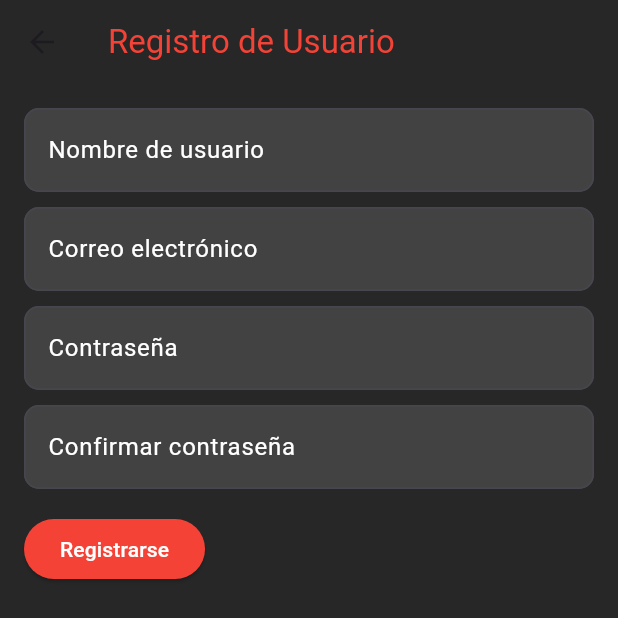
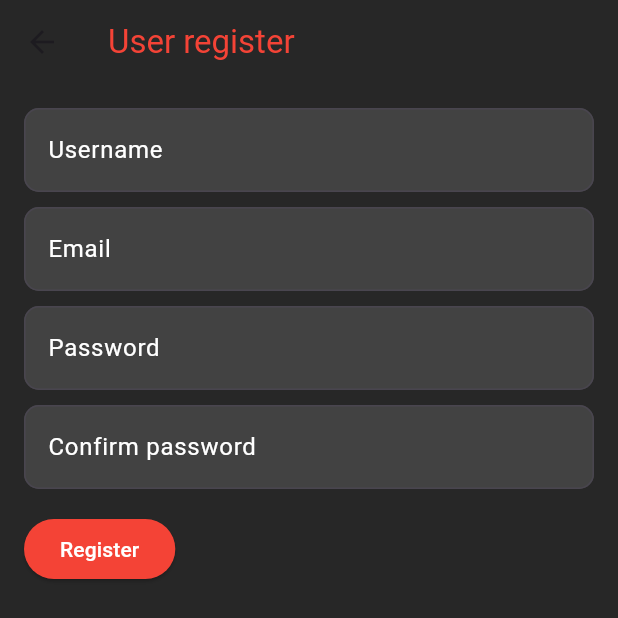
Before and after one commit to MagcDam/TFG_GConnect_Miguel, a Flutter app: the RegisterPage screen opened directly, on a phone screen of 412 x 824 dp. Shown: the top 618 px of the screen. Run offline on Flutter 3.47's test engine with Material 3 defaults, Android fonts, the phone set to English and light mode, and no system bars; our stand-ins replace shared_preferences, supabase_flutter; accounts and stored records are empty; network calls fail.

Commit message:
TFG finalizado

```diff
--- a/lib/loginpage/loginpage.dart
+++ b/lib/loginpage/loginpage.dart
@@ -45,7 +45,7 @@ class _LoginPageState extends State<LoginPage> {
     return Scaffold(
       appBar: AppBar(
         title: const Text(
-          'Inicio de Sesión', // Título de la barra de la aplicación
+          'Login', // Título de la barra de la aplicación
           style: TextStyle(
             color: Colors.red, // Color del texto del título
           ),
@@ -63,7 +63,7 @@ class _LoginPageState extends State<LoginPage> {
               TextFormField(
                 controller: _emailController,
                 decoration: InputDecoration(
-                  labelText: 'Correo electrónico', // Etiqueta del campo de correo electrónico
+                  labelText: 'Email', // Etiqueta del campo de correo electrónico
                   labelStyle: const TextStyle(color: Colors.white), // Estilo de la etiqueta
                   filled: true,
                   fillColor: Colors.grey[800], // Color de fondo del campo de entrada
@@ -74,7 +74,7 @@ class _LoginPageState extends State<LoginPage> {
                 style: const TextStyle(color: Colors.white), // Color del texto
                 validator: (value) {
                   if (value == null || value.isEmpty) {
-                    return 'Por favor, ingresa un correo electrónico'; // Validación de correo electrónico vacío
+                    return 'Please, enter an email'; // Validación de correo electrónico vacío
                   }
                   return null;
                 },
@@ -83,7 +83,7 @@ class _LoginPageState extends State<LoginPage> {
               TextFormField(
                 controller: _passwordController,
                 decoration: InputDecoration(
-                  labelText: 'Contraseña', // Etiqueta del campo de contraseña
+                  labelText: 'Password', // Etiqueta del campo de contraseña
                   labelStyle: const TextStyle(color: Colors.white), // Estilo de la etiqueta
                   filled: true,
                   fillColor: Colors.grey[800], // Color de fondo del campo de entrada
@@ -95,7 +95,7 @@ class _LoginPageState extends State<LoginPage> {
                 obscureText: true, // Mostrar puntos en lugar de texto para la contraseña
                 validator: (value) {
                   if (value == null || value.isEmpty) {
-                    return 'Por favor, ingresa una contraseña'; // Validación de contraseña vacía
+                    return 'Please, enter a password'; // Validación de contraseña vacía
                   }
                   return null;
                 },
@@ -116,7 +116,7 @@ class _LoginPageState extends State<LoginPage> {
                   backgroundColor: MaterialStateProperty.all<Color>(Colors.red), // Color de fondo del botón
                 ),
                 child: const Text(
-                  'Iniciar Sesión', // Texto del botón
+                  'Login', // Texto del botón
                   style: TextStyle(
                     color: Colors.white, // Color del texto del botón
                   ),
@@ -129,44 +129,75 @@ class _LoginPageState extends State<LoginPage> {
     );
   }
 
-// Método para autenticar al usuario utilizando Supabase
+  // Método para mostrar un SnackBar
+  void _showSnackBar(String message) {
+    ScaffoldMessenger.of(context).showSnackBar(SnackBar(content: Text(message)));
+  }
+
 Future<void> authenticateUser(BuildContext context) async {
-  final Map<String, dynamic> userData = {
-    'email': _emailController.text,
-    'password': _passwordController.text,
-  };
+  final String email = _emailController.text;
+  final String password = _passwordController.text;
 
   const String apiUrl = 'https://jvnldlydmjbzrcgcjizc.supabase.co/auth/v1/token?grant_type=password';
 
   try {
+    // Fetch user from the database based on email
+    final userResponse = await http.get(
+      Uri.parse('https://jvnldlydmjbzrcgcjizc.supabase.co/rest/v1/users?email=eq.$email'),
+      headers: <String, String>{
+        'apikey': 'eyJhbGciOiJIUzI1NiIsInR5cCI6IkpXVCJ9.eyJpc3MiOiJzdXBhYmFzZSIsInJlZiI6Imp2bmxkbHlkbWpienJjZ2NqaXpjIiwicm9sZSI6ImFub24iLCJpYXQiOjE3MTM1MjIwMzMsImV4cCI6MjAyOTA5ODAzM30.YkCP0-lpW1sWD2ZMrJuLxuctRiMjvNl4PxP1fU5CDzI', // Replace with your Supabase API key
+      },
+    );
+
+    if (userResponse.statusCode == 200) {
+      final userData = jsonDecode(userResponse.body);
+
+      print(userResponse.body);
+
+      // Check if user exists and password matches
+      if (userData.length > 0 && userData[0]['password'] == password) {
+        // If user exists and password matches, proceed with authentication
         final response = await http.post(
           Uri.parse(apiUrl),
           headers: <String, String>{
             'Content-Type': 'application/json',
-        'apikey': 'eyJhbGciOiJIUzI1NiIsInR5cCI6IkpXVCJ9.eyJpc3MiOiJzdXBhYmFzZSIsInJlZiI6Imp2bmxkbHlkbWpienJjZ2NqaXpjIiwicm9sZSI6ImFub24iLCJpYXQiOjE3MTM1MjIwMzMsImV4cCI6MjAyOTA5ODAzM30.YkCP0-lpW1sWD2ZMrJuLxuctRiMjvNl4PxP1fU5CDzI'
+            'apikey': 'eyJhbGciOiJIUzI1NiIsInR5cCI6IkpXVCJ9.eyJpc3MiOiJzdXBhYmFzZSIsInJlZiI6Imp2bmxkbHlkbWpienJjZ2NqaXpjIiwicm9sZSI6ImFub24iLCJpYXQiOjE3MTM1MjIwMzMsImV4cCI6MjAyOTA5ODAzM30.YkCP0-lpW1sWD2ZMrJuLxuctRiMjvNl4PxP1fU5CDzI', // Replace with your Supabase API key
           },
-      body: jsonEncode(userData),
+          body: jsonEncode({
+            'email': email,
+            'password': password,
+          }),
         );
 
         if (response.statusCode == 200) {
-      // La autenticación fue exitosa
+          // Authentication successful
           final responseData = jsonDecode(response.body);
           final accessToken = responseData['access_token'];
           final refreshToken = responseData['refresh_token'];
-      // Aquí puedes manejar el token de acceso y de actualización según tus necesidades
-      print('Autenticación exitosa. Access Token: $accessToken, Refresh Token: $refreshToken');
+          print('Authentication successful. Access Token: $accessToken, Refresh Token: $refreshToken');
           Navigator.pushReplacement(
             context,
-        MaterialPageRoute(builder: (context) => GameList(accessToken: accessToken, email: _emailController.text),),
+            MaterialPageRoute(builder: (context) => GameList(accessToken: accessToken, email: email)),
           );
         } else {
-      // Si hubo algún error
+          // Authentication failed
           print('Error al autenticar usuario: ${response.statusCode}');
-      // Aquí puedes manejar el error según tus necesidades, como mostrar un mensaje al usuario
+          _showSnackBar('Error al iniciar sesión, correo electrónico o contraseña incorrectos');
+          print(response.body);
+        }
+      } else {
+        // User not found or incorrect password
+        print('Usuario no encontrado o contraseña incorrecta');
+        _showSnackBar('Error al iniciar sesión, correo electrónico o contraseña incorrectos');
+      }
+    } else {
+      // Error fetching user data
+      print('Error al buscar usuario: ${userResponse.statusCode}');
+      _showSnackBar('Error al iniciar sesión, intente de nuevo más tarde');
     }
   } catch (error) {
     print('Error al autenticar usuario: $error');
-    // Aquí puedes manejar el error según tus necesidades, como mostrar un mensaje al usuario
+    _showSnackBar('Error al iniciar sesión, intente de nuevo más tarde');
   }
 }
 
--- a/lib/mainpage/mainpage.dart
+++ b/lib/mainpage/mainpage.dart
@@ -32,7 +32,7 @@ class mainpage extends StatelessWidget {
               ),
               const SizedBox(height: 10.0),
               const Text(
-                'Alpha 0.1.2', // Versión de la aplicación
+                'Beta 1.5', // Versión de la aplicación
                 style: TextStyle(
                   fontSize: 12.0,
                   fontWeight: FontWeight.bold,
--- a/lib/profilepage/userprofilepage.dart
+++ b/lib/profilepage/userprofilepage.dart
@@ -87,7 +87,7 @@ class _UserProfilePageState extends State<UserProfilePage> {
     return Scaffold(
       backgroundColor: const Color.fromARGB(255, 39, 39, 39),
       appBar: AppBar(
-        title: const Text('Perfil de Usuario', style: TextStyle(color: Colors.red),
+        title: const Text('User profile', style: TextStyle(color: Colors.red),
         ),
         backgroundColor: const Color.fromARGB(255, 39, 39, 39),
       ),
@@ -97,17 +97,17 @@ class _UserProfilePageState extends State<UserProfilePage> {
           crossAxisAlignment: CrossAxisAlignment.start,
           children: [
             Text(
-              username ?? 'Cargando...',
+              username ?? 'Loading...',
               style: const TextStyle(fontSize: 24, fontWeight: FontWeight.bold, color: Colors.white),
             ),
             const SizedBox(height: 8.0),
             Text(
-              'Contador de juegos favoritos: $favoriteCount',
+              'Favorite games counter: $favoriteCount',
               style: const TextStyle(fontSize: 18, color: Colors.red),
             ),
             const SizedBox(height: 16.0),
             const Text(
-              'Juegos favoritos',
+              'Favorite games',
               style: TextStyle(fontSize: 18, fontWeight: FontWeight.bold, color: Colors.red),
             ),
             const SizedBox(height: 8.0),
--- a/lib/registerpage/registerpage.dart
+++ b/lib/registerpage/registerpage.dart
@@ -13,33 +13,44 @@ class RegisterPage extends StatefulWidget {
   const RegisterPage({super.key, required this.supabaseClient});
 
   @override
-  // ignore: library_private_types_in_public_api
   _RegisterPageState createState() => _RegisterPageState();
 }
 
 class _RegisterPageState extends State<RegisterPage> {
-  final _formKey = GlobalKey<FormState>(); // Clave global para el formulario
-  late TextEditingController _usernameController; // Controlador para el nombre de usuario
-  late TextEditingController _emailController; // Controlador para el correo electrónico
-  late TextEditingController _passwordController; // Controlador para la contraseña
-  late TextEditingController _confirmPasswordController; // Controlador para confirmar la contraseña
+  final _formKey = GlobalKey<FormState>();
+  late TextEditingController _usernameController;
+  late TextEditingController _emailController;
+  late TextEditingController _passwordController;
+  late TextEditingController _confirmPasswordController;
 
   @override
   void initState() {
     super.initState();
-    _usernameController = TextEditingController(); // Inicialización del controlador del nombre de usuario
-    _emailController = TextEditingController(); // Inicialización del controlador del correo electrónico
-    _passwordController = TextEditingController(); // Inicialización del controlador de la contraseña
-    _confirmPasswordController = TextEditingController(); // Inicialización del controlador para confirmar la contraseña
+    _usernameController = TextEditingController();
+    _emailController = TextEditingController();
+    _passwordController = TextEditingController();
+    _confirmPasswordController = TextEditingController();
   }
 
   @override
   void dispose() {
-    _usernameController.dispose(); // Liberar el controlador del nombre de usuario
-    _emailController.dispose(); // Liberar el controlador del correo electrónico
-    _passwordController.dispose(); // Liberar el controlador de la contraseña
-    _confirmPasswordController.dispose(); // Liberar el controlador para confirmar la contraseña
+    _usernameController.dispose();
+    _emailController.dispose();
+    _passwordController.dispose();
+    _confirmPasswordController.dispose();
     super.dispose();
+  }
+
+  void _showSnackBar(String message) {
+    ScaffoldMessenger.of(context).showSnackBar(SnackBar(content: Text(message)));
+  }
+
+  bool _isValidPassword(String password) {
+    // La contraseña debe tener al menos 6 caracteres, una mayúscula y un número
+    if (password.length < 6) return false;
+    if (!password.contains(RegExp(r'[A-Z]'))) return false;
+    if (!password.contains(RegExp(r'[0-9]'))) return false;
+    return true;
   }
 
   @override
@@ -47,124 +58,129 @@ class _RegisterPageState extends State<RegisterPage> {
     return Scaffold(
       appBar: AppBar(
         title: const Text(
-          'Registro de Usuario', // Título de la página de registro
+          'User register',
           style: TextStyle(
-            color: Colors.red, // Color del texto del título
+            color: Colors.red,
           ),
         ),
-        backgroundColor: const Color.fromARGB(255, 39, 39, 39), // Color de fondo de la barra de aplicación
+        backgroundColor: const Color.fromARGB(255, 39, 39, 39),
       ),
-      backgroundColor: const Color.fromARGB(255, 39, 39, 39), // Color de fondo de la pantalla
+      backgroundColor: const Color.fromARGB(255, 39, 39, 39),
       body: Padding(
         padding: const EdgeInsets.all(16.0),
         child: Form(
-          key: _formKey, // Asignación de la clave global al formulario
+          key: _formKey,
           child: Column(
             crossAxisAlignment: CrossAxisAlignment.start,
             children: [
               TextFormField(
-                controller: _usernameController, // Asignación del controlador para el nombre de usuario
+                controller: _usernameController,
                 decoration: InputDecoration(
-                  labelText: 'Nombre de usuario', // Etiqueta del campo de nombre de usuario
-                  labelStyle: const TextStyle(color: Colors.white), // Estilo de la etiqueta
+                  labelText: 'Username',
+                  labelStyle: const TextStyle(color: Colors.white),
                   filled: true,
-                  fillColor: Colors.grey[800], // Color de fondo del campo de texto
+                  fillColor: Colors.grey[800],
                   border: OutlineInputBorder(
-                    borderRadius: BorderRadius.circular(10.0), // Bordes redondeados
+                    borderRadius: BorderRadius.circular(10.0),
                   ),
                 ),
-                style: const TextStyle(color: Colors.white), // Color del texto
+                style: const TextStyle(color: Colors.white),
                 validator: (value) {
                   if (value == null || value.isEmpty) {
-                    return 'Por favor, ingresa un nombre de usuario'; // Validación de nombre de usuario vacío
+                    return 'Please, enter a username';
+                  }
+                  if (value.length < 6) {
+                    return 'Username must be at least 6 characters long';
                   }
                   return null;
                 },
               ),
-              const SizedBox(height: 10.0), // Separador entre campos
+              const SizedBox(height: 10.0),
               TextFormField(
-                controller: _emailController, // Asignación del controlador para el correo electrónico
+                controller: _emailController,
                 decoration: InputDecoration(
-                  labelText: 'Correo electrónico', // Etiqueta del campo de correo electrónico
-                  labelStyle: const TextStyle(color: Colors.white), // Estilo de la etiqueta
+                  labelText: 'Email',
+                  labelStyle: const TextStyle(color: Colors.white),
                   filled: true,
-                  fillColor: Colors.grey[800], // Color de fondo del campo de texto
+                  fillColor: Colors.grey[800],
                   border: OutlineInputBorder(
-                    borderRadius: BorderRadius.circular(10.0), // Bordes redondeados
+                    borderRadius: BorderRadius.circular(10.0),
                   ),
                 ),
-                style: const TextStyle(color: Colors.white), // Color del texto
+                style: const TextStyle(color: Colors.white),
                 validator: (value) {
                   if (value == null || value.isEmpty) {
-                    return 'Por favor, ingresa un correo electrónico'; // Validación de correo electrónico vacío
+                    return 'Please, enter an email';
+                  }
+                  if (!value.contains('@')) {
+                    return 'Please, enter a valid email';
                   }
                   return null;
                 },
               ),
-              const SizedBox(height: 10.0), // Separador entre campos
+              const SizedBox(height: 10.0),
               TextFormField(
-                controller: _passwordController, // Asignación del controlador para la contraseña
+                controller: _passwordController,
                 decoration: InputDecoration(
-                  labelText: 'Contraseña', // Etiqueta del campo de contraseña
-                  labelStyle: const TextStyle(color: Colors.white), // Estilo de la etiqueta
+                  labelText: 'Password',
+                  labelStyle: const TextStyle(color: Colors.white),
                   filled: true,
-                  fillColor: Colors.grey[800], // Color de fondo del campo de texto
+                  fillColor: Colors.grey[800],
                   border: OutlineInputBorder(
-                    borderRadius: BorderRadius.circular(10.0), // Bordes redondeados
+                    borderRadius: BorderRadius.circular(10.0),
                   ),
                 ),
-                style: const TextStyle(color: Colors.white), // Color del texto
-                obscureText: true, // Ocultar el texto de la contraseña
+                style: const TextStyle(color: Colors.white),
+                obscureText: true,
                 validator: (value) {
                   if (value == null || value.isEmpty) {
-                    return 'Por favor, ingresa una contraseña'; // Validación de contraseña vacía
+                    return 'Please, enter a password';
+                  }
+                  if (!_isValidPassword(value)) {
+                    return 'Password must be at least 6 characters long, include an uppercase letter and a number';
                   }
                   return null;
                 },
               ),
-              const SizedBox(height: 10.0), // Separador entre campos
+              const SizedBox(height: 10.0),
               TextFormField(
-                controller: _confirmPasswordController, // Asignación del controlador para confirmar la contraseña
+                controller: _confirmPasswordController,
                 decoration: InputDecoration(
-                  labelText: 'Confirmar contraseña', // Etiqueta del campo de confirmación de contraseña
-                  labelStyle: const TextStyle(color: Colors.white), // Estilo de la etiqueta
+                  labelText: 'Confirm password',
+                  labelStyle: const TextStyle(color: Colors.white),
                   filled: true,
-                  fillColor: Colors.grey[800], // Color de fondo del campo de texto
+                  fillColor: Colors.grey[800],
                   border: OutlineInputBorder(
-                    borderRadius: BorderRadius.circular(10.0), // Bordes redondeados
+                    borderRadius: BorderRadius.circular(10.0),
                   ),
                 ),
-                style: const TextStyle(color: Colors.white), // Color del texto
-                obscureText: true, // Ocultar el texto de la contraseña
+                style: const TextStyle(color: Colors.white),
+                obscureText: true,
                 validator: (value) {
                   if (value == null || value.isEmpty) {
-                    return 'Por favor, confirma tu contraseña'; // Validación de confirmación de contraseña vacía
+                    return 'Please, confirm your password';
                   }
                   if (value != _passwordController.text) {
-                    return 'Las contraseñas no coinciden'; // Validación de coincidencia de contraseñas
+                    return 'Passwords don\'t match';
                   }
                   return null;
                 },
               ),
-              const SizedBox(height: 16.0), // Separador entre el botón y los campos de entrada
+              const SizedBox(height: 16.0),
               ElevatedButton(
                 onPressed: () {
                   if (_formKey.currentState!.validate()) {
                     _formKey.currentState!.save();
-                    // Imprimir los valores para depuración
-                    print('Contraseña: ${_passwordController.text}');
-                    print('Confirmar contraseña: ${_confirmPasswordController.text}');
-                    // Guardar datos en la base de datos de Supabase
                     insertUser(context);
                   }
                 },
                 style: ButtonStyle(
-                  backgroundColor: MaterialStateProperty.all<Color>(Colors.red), // Color de fondo del botón en rojo
+                  backgroundColor: MaterialStateProperty.all<Color>(Colors.red),
                 ),
                 child: const Text(
-                  'Registrarse', // Texto del botón de registro
+                  'Register',
                   style: TextStyle(
-                    color: Colors.white, // Color del texto del botón en blanco
+                    color: Colors.white,
                   ),
                 ),
               ),
@@ -175,41 +191,51 @@ class _RegisterPageState extends State<RegisterPage> {
     );
   }
 
-  // Método para insertar un nuevo usuario en la base de datos de Supabase
 Future<void> insertUser(BuildContext context) async {
-    //pop up error
-    print('Estoy dentro de insert user');
   final Map<String, dynamic> userData = {
     'email': _emailController.text,
     'username': _usernameController.text,
     'password': _passwordController.text,
   };
 
-    const String apiUrl = 'https://jvnldlydmjbzrcgcjizc.supabase.co/rest/v1/users';
-
-    print('Antes de insertar');
+  final String authUrl = 'https://jvnldlydmjbzrcgcjizc.supabase.co/auth/v1/signup';
+  final String restUrl = 'https://jvnldlydmjbzrcgcjizc.supabase.co/rest/v1/users';
 
   try {
-      final response = await http.post(
-        Uri.parse(apiUrl),
+    // Registro de usuario
+    final authResponse = await http.post(
+      Uri.parse(authUrl),
       headers: <String, String>{
         'Content-Type': 'application/json',
-          'apikey': 'eyJhbGciOiJIUzI1NiIsInR5cCI6IkpXVCJ9.eyJpc3MiOiJzdXBhYmFzZSIsInJlZiI6Imp2bmxkbHlkbWpienJjZ2NqaXpjIiwicm9sZSI6ImFub24iLCJpYXQiOjE3MTM1MjIwMzMsImV4cCI6MjAyOTA5ODAzM30.YkCP0-lpW1sWD2ZMrJuLxuctRiMjvNl4PxP1fU5CDzI'
+        'apikey': supabaseKey,
       },
       body: jsonEncode(userData),
     );
 
-      if (response.statusCode == 201) {
-      print('Usuario insertado correctamente.');
+    // Verificación de éxito en el registro
+    if (authResponse.statusCode == 200) {
+      // Si el registro fue exitoso, también guardamos los datos en la tabla
+      final restResponse = await http.post(
+        Uri.parse(restUrl),
+        headers: <String, String>{
+          'Content-Type': 'application/json',
+          'apikey': supabaseKey,
+        },
+        body: jsonEncode(userData),
+      );
+
+      // Verificación de éxito en la inserción en la tabla
+      if (restResponse.statusCode == 201) {
+        _showSnackBar('User registered successfully');
       } else {
-      // Si hubo algún error
-      print('Error al insertar usuario: ${response.statusCode}');
+        _showSnackBar('Error when registering user in table: ${restResponse.reasonPhrase}');
+      }
+    } else {
+      _showSnackBar('Error when registering user: ${authResponse.reasonPhrase}');
     }
   } catch (error) {
-      print('Error al insertar usuario: $error');
+    _showSnackBar('Error when registering user: $error');
+  }
 }
 
-    print('despues de insertar');
-
 }
-}
--- a/pubspec.yaml
+++ b/pubspec.yaml
@@ -66,6 +66,7 @@ flutter:
   #   - images/a_dot_ham.jpeg
   assets:
     - assets/logotfg.png
+    - assets/logoapp.png
 
   # An image asset can refer to one or more resolution-specific "variants", see
   # https://flutter.dev/assets-and-images/#resolution-aware
```
Also changed, not shown: lib/creditspage/creditspage.dart (+12 -7 lines), lib/gameliststate/gameliststate.dart (+11 -6 lines), lib/gamesearchpage/gamesearchpage.dart (+96 -33 lines), assets/Logoapp.png (added). Lines whose indentation alone changed are shown as unchanged.
